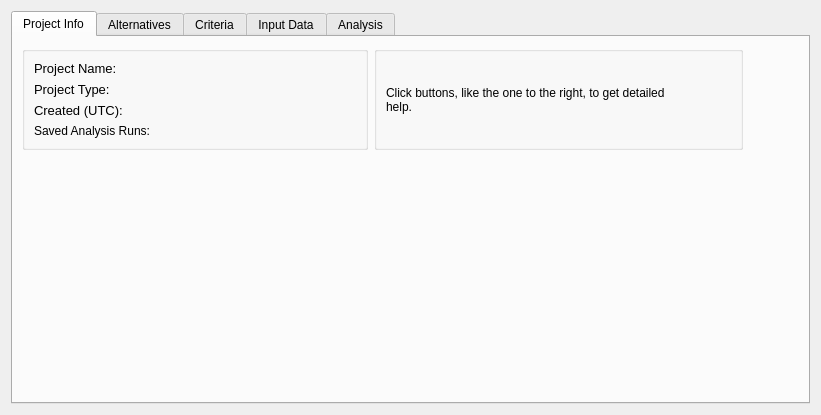
This is src/gui/project_view.ui in Ecotrust/delphos as Qt 5 draws it before an edit. The edited form follows.
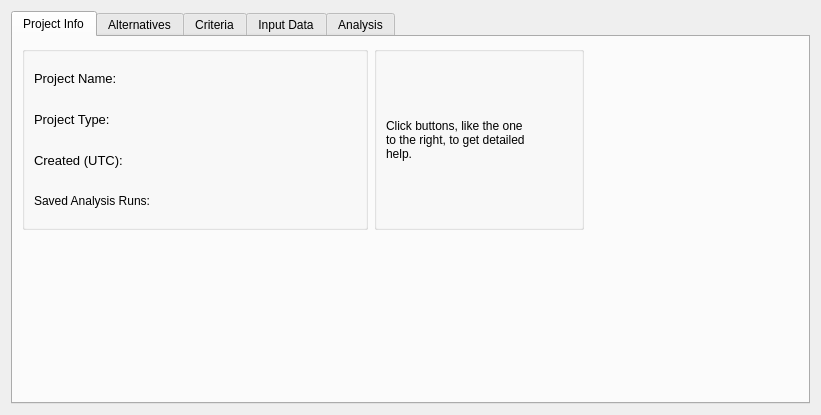
This is the edited form. Icons and pictures are not drawn. Custom widgets are drawn as their Qt base class.

Patch:
```diff
--- a/src/gui/project_view.ui
+++ b/src/gui/project_view.ui
@@ -179,10 +179,12 @@
            </property>
            <layout class="QHBoxLayout" >
             <item>
+             <layout class="QHBoxLayout" >
+              <item>
              <widget class="QLabel" name="label_7" >
               <property name="minimumSize" >
                <size>
-                <width>0</width>
+                  <width>140</width>
                 <height>0</height>
                </size>
               </property>
@@ -194,19 +196,6 @@
               </property>
              </widget>
             </item>
-            <item>
-             <spacer>
-              <property name="orientation" >
-               <enum>Qt::Horizontal</enum>
-              </property>
-              <property name="sizeHint" >
-               <size>
-                <width>20</width>
-                <height>20</height>
-               </size>
-              </property>
-             </spacer>
-            </item>
             <item>
              <widget class="HelpButton" name="help_test" >
               <property name="text" >
@@ -227,6 +216,8 @@
              </widget>
             </item>
            </layout>
+            </item>
+           </layout>
           </widget>
          </item>
          <item>
@@ -236,8 +227,8 @@
            </property>
            <property name="sizeHint" >
             <size>
-             <width>1</width>
-             <height>20</height>
+             <width>26</width>
+             <height>184</height>
             </size>
            </property>
           </spacer>
@@ -1111,11 +1102,6 @@
   </layout>
  </widget>
  <customwidgets>
-  <customwidget>
-   <class>HelpButton</class>
-   <extends>QPushButton</extends>
-   <header location="global" >HelpButton.h</header>
-  </customwidget>
   <customwidget>
    <class>AlternativeTableWidget</class>
    <extends>QTableWidget</extends>
@@ -1126,6 +1112,11 @@
    <extends>QTableWidget</extends>
    <header>CriteriaTableWidget.h</header>
   </customwidget>
+  <customwidget>
+   <class>HelpButton</class>
+   <extends>QPushButton</extends>
+   <header location="global" >HelpButton.h</header>
+  </customwidget>
   <customwidget>
    <class>McaRunsTableWidget</class>
    <extends>QTableWidget</extends>
```
Lines whose indentation alone changed are shown as unchanged.
